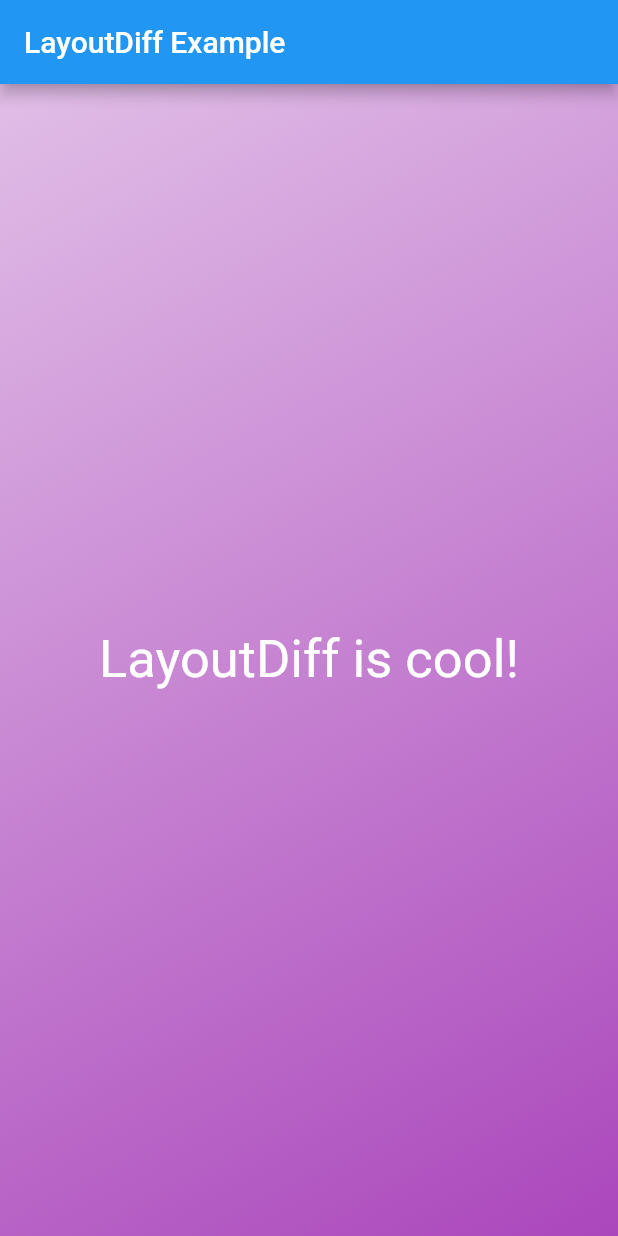
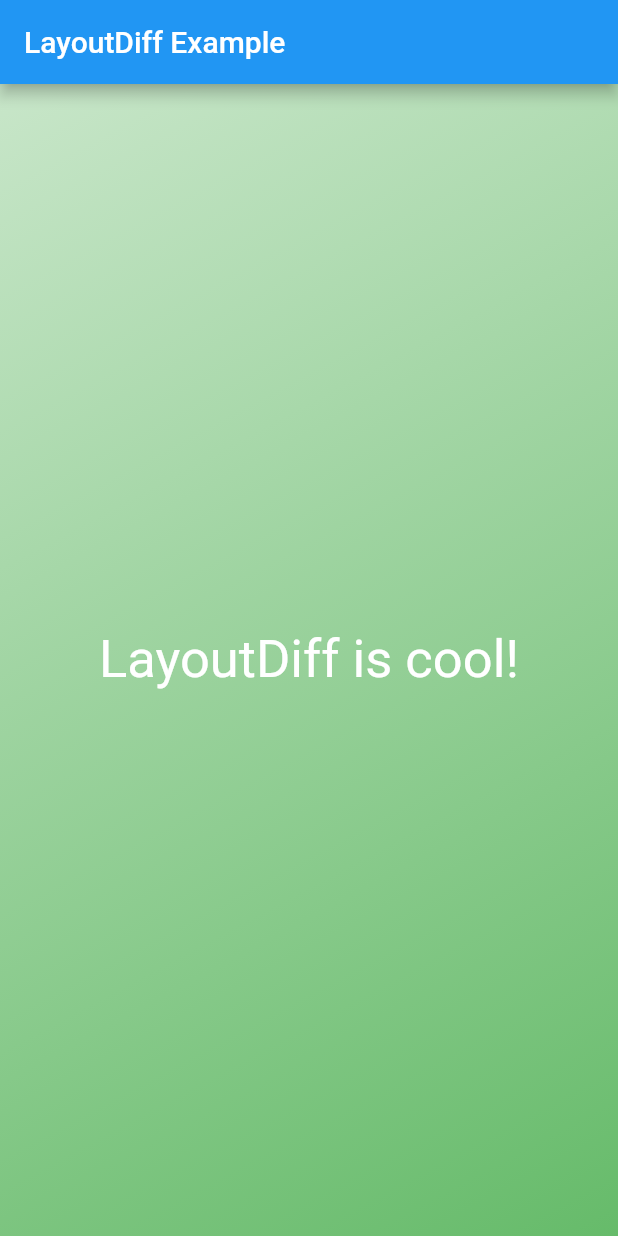
Before and after one commit to LayoutDiff/layoutdiff-app-example, a Flutter app: the screen it shows after launch, on a phone screen of 412 x 824 dp. Run offline on Flutter 3.47's test engine with Material 2 defaults, Android fonts, the phone set to English and light mode, and no system bars.

Commit message:
Change background color

```diff
--- a/lib/main.dart
+++ b/lib/main.dart
@@ -17,7 +17,7 @@ class LayoutDiffExample extends StatelessWidget {
             gradient: LinearGradient(
               begin: Alignment.topLeft,
               end: Alignment.bottomRight,
-              colors: [Colors.purple[100], Colors.purple[400]]
+              colors: [Colors.green[100], Colors.green[400]]
             )
           ),
           child: Center(
```
